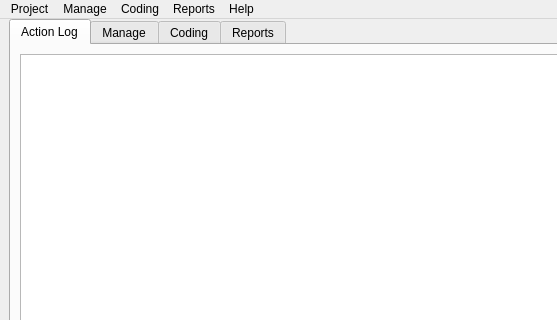
First picture: the form in GUI_UIs/ui_main.ui, repository ccbogel/QualCoder, before the edit; both pictures show x 0 to 557 and y 0 to 320 of the 1024 by 600 pixel window.
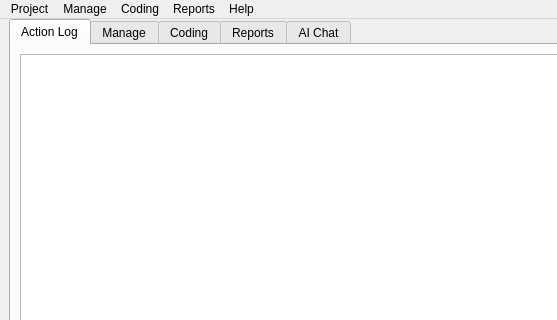
Second picture: the form after the edit. The open tabs and pages were chosen to show the change.

Commit message: Created basic AI chat window

Diff of the .ui file:
```diff
--- a/GUI_UIs/ui_main.ui
+++ b/GUI_UIs/ui_main.ui
@@ -99,6 +99,11 @@
         </property>
        </widget>
       </widget>
+      <widget class="QWidget" name="tab_ai_chat">
+       <attribute name="title">
+        <string>AI Chat</string>
+       </attribute>
+      </widget>
      </widget>
     </item>
    </layout>
```
Left out of the diff: 4 changed lines with no effect on the pictures. The commit also changes 6 other files.
